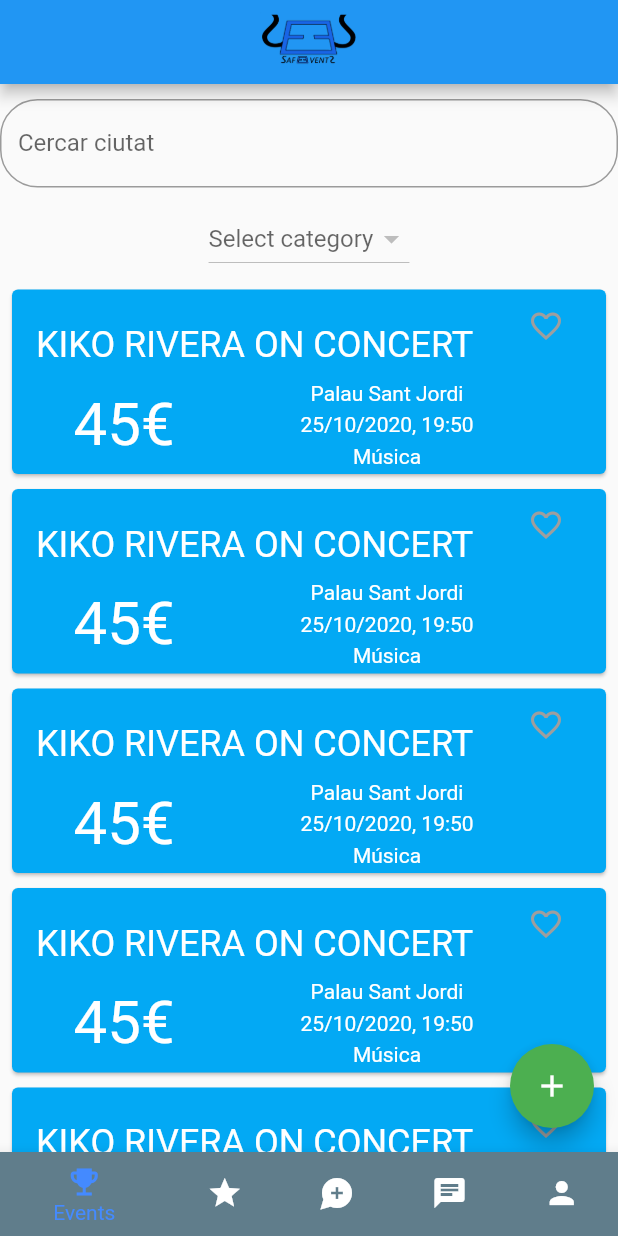
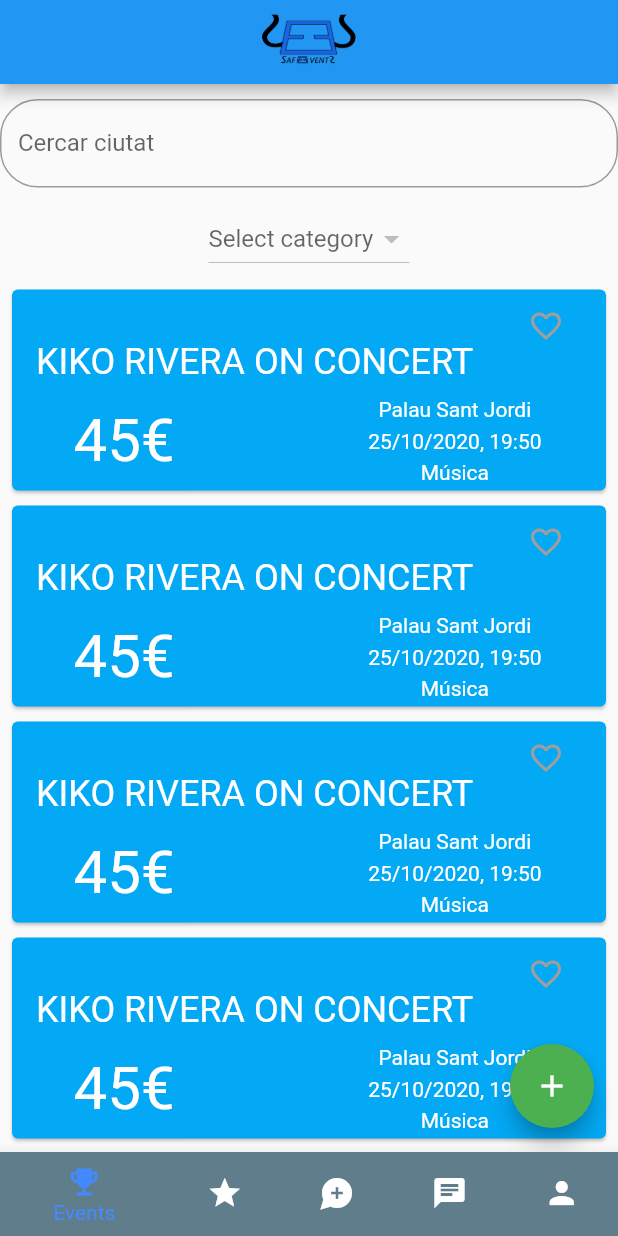
Before and after one commit to PabloGamiz/SafeEvents-Frontend, a Flutter app: the Structure screen opened directly, after a tap on "KIKO RIVERA ON CONCERT", on a phone screen of 412 x 824 dp. Run offline on Flutter 3.47's test engine with Material 2 defaults, Android fonts, the phone set to English and light mode, and no system bars; our stand-ins replace datetime_picker_formfield, firebase_auth, firebase_core, google_sign_in, shared_preferences; accounts and stored records are empty; network calls fail.

Commit message:
Favourite button working correctly+sign in in app added

```diff
--- a/lib/EsdevenimentEspecific.dart
+++ b/lib/EsdevenimentEspecific.dart
@@ -57,7 +57,7 @@ class _MostraState extends State<Mostra> {
                     child: Column(
                       children: [
                         Container(
-                          height:13,
+                          height:20,
                           child: IconButton(
                             icon: Icon(
                               Icons.favorite),
--- a/lib/EventsGeneral.dart
+++ b/lib/EventsGeneral.dart
@@ -140,7 +140,7 @@ class _GeneralEventsState extends State {
                     title: Column(
                       children: [
                         Container(
-                          height: 19,
+                          height: 30,
                           child: Align(
                             alignment: Alignment.centerRight,
                             child: IconButton(
@@ -158,16 +158,13 @@ class _GeneralEventsState extends State {
                         ),
                         Align(
                           alignment: Alignment.centerLeft,
-                          child: Container(
-                            width: 320,
-                            child: Text(
+                          child:  Text(
                               'KIKO RIVERA ON CONCERT', /*filteredEvents[index].title,*/
                               style:
                                   TextStyle(fontSize: 24, color: Colors.white),
                               maxLines: 2,
                               overflow: TextOverflow.fade,
                             ),
-                          ),
                         ),
                         SizedBox(
                           height: 10,
@@ -185,9 +182,8 @@ class _GeneralEventsState extends State {
                             style: TextStyle(fontSize: 40, color: Colors.white)
                           ),
                         ),
-                        Container(
+                        Expanded(
                           //color: Colors.red,
-                          width: 260,
                           //height: 80,
                           child: Column(
                             mainAxisAlignment: MainAxisAlignment.center,
--- a/lib/Structure.dart
+++ b/lib/Structure.dart
@@ -46,22 +46,13 @@ class _StructureState extends State<Structure> {
 
   static List<Widget> _widgetOptionsIfNotRegistered = <Widget>[
     EventsGeneral(),
-    Text(
-      'Register to use this option',
-      style: optionStyle,
-    ),
+    Nologin(),
     Text(
       'Index 3: Map',
       style: optionStyle,
     ),
-    Text(
-      'Register to use this option',
-      style: optionStyle,
-    ),
-    Text(
-      'Register to use this option',
-      style: optionStyle,
-    ),
+    Nologin(),
+    Nologin(),
   ];
 
   void _onItemTapped(int index) {
```
